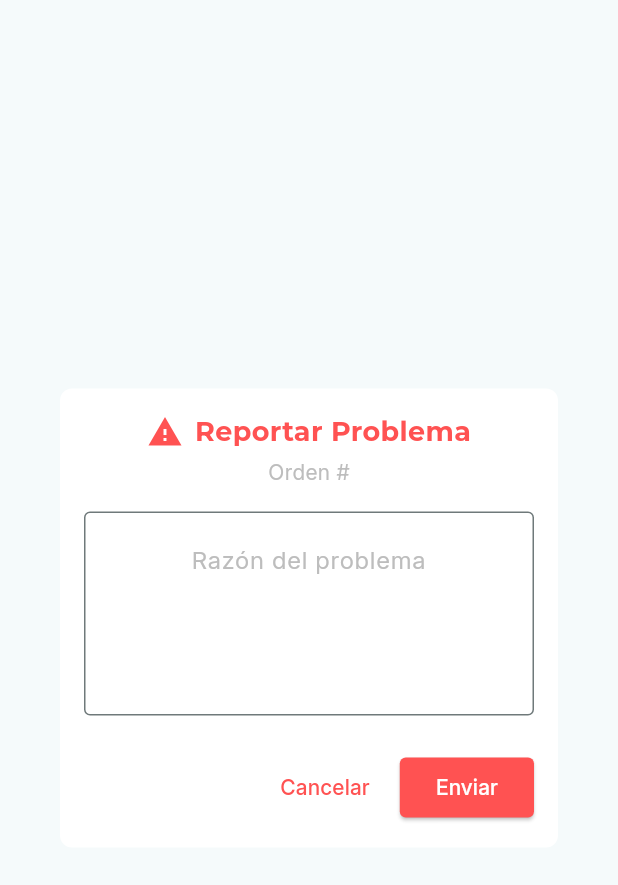
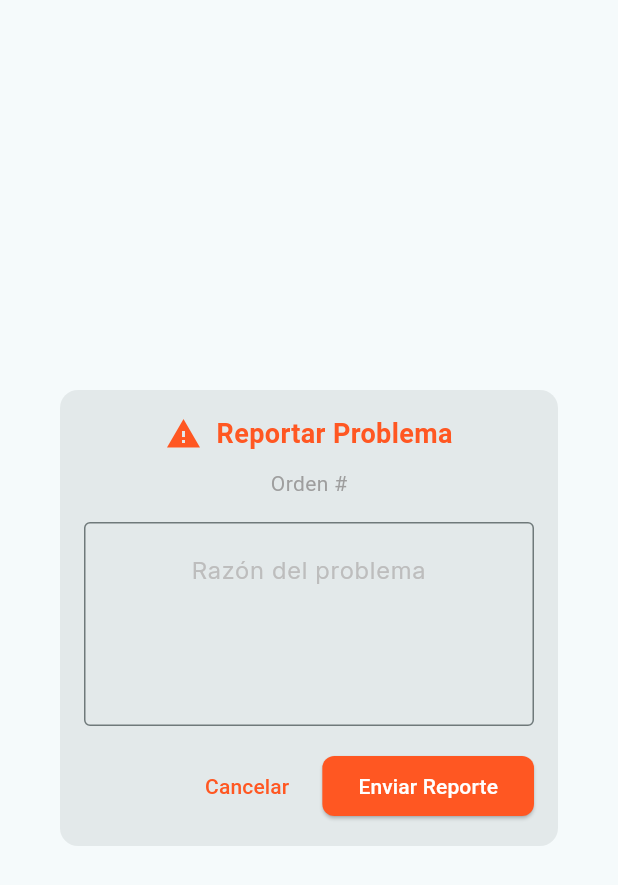
Before and after one commit to Blue-Team-UCAB/go-delivery-frontend, a Flutter app: the ReportProblemDialog widget shown alone on an empty page, opened directly with empty values, on a phone screen of 412 x 824 dp. Shown: the top 885 px of the screen. Run offline on Flutter 3.47's test engine with Material 3 defaults, Android fonts, the phone set to English and light mode, and no system bars; our stand-ins replace animate_do, bloc, cached_network_image, dio, equatable, firebase_core and 14 more; missing offline and left inert: flutter_stripe; accounts and stored records are empty; generated files the repository leaves out were written again; network calls fail; Roboto replaces fonts that are missing (Inter, Montserrat); project files that could hold a hidden picture were left out.

Commit message:
:gear: :pencil: order report bloc made

```diff
--- /dev/null
+++ b/lib/application/BLoc/order/order_report/order_report_bloc.dart
@@ -0,0 +1,37 @@
+import 'package:flutter_bloc/flutter_bloc.dart';
+
+import 'package:go_delivery_frontend/application/core/bloc/ensure_bloc.dart';
+
+import '../../../use_cases/order/report_order.dart';
+import 'order_report_event.dart';
+import 'order_report_state.dart';
+
+class OrderReportBloc extends SafeBloc<OrderReportEvent, OrderReportState> {
+  final ReportOneOrderUseCase ReportOrderUseCase;
+
+  OrderReportBloc({required this.ReportOrderUseCase})
+      : super(OrderReportInitialState()) {
+    on<ReportOrderEvent>(_onReportOrder);
+  }
+
+  Future<void> _onReportOrder(
+      ReportOrderEvent event,
+      Emitter<OrderReportState> emit,
+      ) async {
+    emit(OrderReportLoadingState());
+    try {
+      final ReportResult = await ReportOrderUseCase
+          .execute(ReportOneOrderUseCaseInput(orderId: event.orderId, desc: event.desc));
+
+      if (ReportResult.isSuccess) {
+        emit(OrderReportSuccessState(sucess: ReportResult.value!));
+      } else {
+        emit(OrderReportErrorState(
+            error: ReportResult.error?.message ?? 'Unknown error occurred'
+        ));
+      }
+    } catch (e) {
+      emit(OrderReportErrorState(error: e.toString()));
+    }
+  }
+}
--- /dev/null
+++ b/lib/application/BLoc/order/order_report/order_report_event.dart
@@ -0,0 +1,7 @@
+abstract class OrderReportEvent {}
+
+class ReportOrderEvent extends OrderReportEvent {
+  final String orderId;
+  final String desc;
+  ReportOrderEvent({required this.orderId, required this.desc});
+}
--- /dev/null
+++ b/lib/application/BLoc/order/order_report/order_report_state.dart
@@ -0,0 +1,19 @@
+abstract class OrderReportState {}
+
+class OrderReportInitialState extends OrderReportState {}
+
+class OrderReportLoadingState extends OrderReportState {}
+
+class OrderReportSuccessState extends OrderReportState {
+  final bool sucess;
+
+  OrderReportSuccessState({
+    required this.sucess,
+  });
+}
+
+class OrderReportErrorState extends OrderReportState {
+  final String error;
+
+  OrderReportErrorState({required this.error});
+}
--- /dev/null
+++ b/lib/application/use_cases/order/report_order.dart
@@ -0,0 +1,21 @@
+import '../../../common/result.dart';
+import '../../../common/use_cases.dart';
+import '../../../domain/repositories/order/order_repository.dart';
+
+class ReportOneOrderUseCaseInput extends IUseCaseInput {
+  final String orderId;
+  final String desc;
+
+  ReportOneOrderUseCaseInput({required this.orderId, required this.desc});
+}
+
+class ReportOneOrderUseCase {
+  final OrderRepository _orderRepository;
+
+  ReportOneOrderUseCase({required OrderRepository orderRepository})
+      : _orderRepository = orderRepository;
+
+  Future<Result<bool>> execute(ReportOneOrderUseCaseInput input) async {
+    return _orderRepository.reportOrder(orderId: input.orderId, desc: input.desc);
+  }
+}
--- a/lib/domain/repositories/order/order_repository.dart
+++ b/lib/domain/repositories/order/order_repository.dart
@@ -25,4 +25,9 @@ abstract class OrderRepository {
     required List<CheckoutProduct> products,
     List<CheckoutBundle>? bundles
   });
+
+  Future<Result<bool>> reportOrder({
+    required String orderId,
+    required String desc
+   });
 }
--- a/lib/injector.dart
+++ b/lib/injector.dart
@@ -2,7 +2,9 @@ import 'package:flutter_dotenv/flutter_dotenv.dart';
 import 'package:get_it/get_it.dart';
 import 'package:go_delivery_frontend/application/BLoc/blocs.dart';
 import 'package:go_delivery_frontend/application/BLoc/order/order_create/order_create_bloc.dart';
+import 'package:go_delivery_frontend/application/BLoc/order/order_report/order_report_bloc.dart';
 import 'package:go_delivery_frontend/application/use_cases/order/cancel_order.dart';
+import 'package:go_delivery_frontend/application/use_cases/order/report_order.dart';
 import 'package:go_delivery_frontend/application/use_cases/use_cases.dart';
 import 'package:go_delivery_frontend/domain/repositories/repositories.dart';
 import 'package:go_delivery_frontend/infrastructure/repositories/repositories_impl.dart';
@@ -177,11 +179,14 @@ class InjectManager {
     final checkoutUseCase = CheckoutUseCase(orderRepository: orderRepository);
     final cancelOneOrderUseCase =
         CancelOneOrderUseCase(orderRepository: orderRepository);
+    final reportOneOrderUseCase =
+        ReportOneOrderUseCase(orderRepository: orderRepository);
 
     getIt.registerSingleton<GetOneOrderUseCase>(getOneOrderUseCase);
     getIt.registerSingleton<GetManyOrdersUseCase>(getManyOrderUseCase);
     getIt.registerSingleton<CheckoutUseCase>(checkoutUseCase);
     getIt.registerSingleton<CancelOneOrderUseCase>(cancelOneOrderUseCase);
+    getIt.registerFactory(() => OrderReportBloc(ReportOrderUseCase: reportOneOrderUseCase));
     // ======================================================================= //
 
     getIt.registerSingleton(
--- a/lib/main.dart
+++ b/lib/main.dart
@@ -4,6 +4,7 @@ import 'package:flutter/material.dart';
 import 'package:flutter_bloc/flutter_bloc.dart';
 import 'package:go_delivery_frontend/application/BLoc/blocs.dart';
 import 'package:go_delivery_frontend/application/BLoc/order/order_cancel/order_cancel_bloc.dart';
+import 'package:go_delivery_frontend/application/BLoc/order/order_report/order_report_bloc.dart';
 import 'package:go_delivery_frontend/injector.dart';
 import 'package:flutter_dotenv/flutter_dotenv.dart';
 import 'package:flutter_stripe/flutter_stripe.dart';
@@ -47,6 +48,7 @@ void main() async {
         BlocProvider(create: (_) => getIt<ProductDetailBloc>()),
         BlocProvider(create: (_) => getIt<BundleListBloc>()),
         BlocProvider(create: (_) => getIt<BundleDetailBloc>()),
+        BlocProvider(create: (_) => getIt<OrderReportBloc>()),
         BlocProvider(create: (_) => getIt<ProductPopularListBloc>()),
         BlocProvider(
             create: (_) => getIt<
--- a/lib/presentation/widgets/order_detailed/past/report_problem_window.dart
+++ b/lib/presentation/widgets/order_detailed/past/report_problem_window.dart
@@ -1,10 +1,17 @@
 import 'package:flutter/material.dart';
+import 'package:flutter_bloc/flutter_bloc.dart';
 
+import 'package:go_delivery_frontend/application/BLoc/order/order_report/order_report_bloc.dart';
+import 'package:go_delivery_frontend/application/BLoc/order/order_report/order_report_event.dart';
+import 'package:go_delivery_frontend/application/BLoc/order/order_report/order_report_state.dart';
 
 class ReportProblemDialog extends StatefulWidget {
   final String orderId;
 
-  const ReportProblemDialog({Key? key, required this.orderId}) : super(key: key);
+  const ReportProblemDialog({
+    Key? key,
+    required this.orderId
+  }) : super(key: key);
 
   @override
   _ReportProblemDialogState createState() => _ReportProblemDialogState();
@@ -12,6 +19,7 @@ class ReportProblemDialog extends StatefulWidget {
 
 class _ReportProblemDialogState extends State<ReportProblemDialog> {
   final TextEditingController _reasonController = TextEditingController();
+  final _formKey = GlobalKey<FormState>();
 
   @override
   void dispose() {
@@ -19,72 +27,84 @@ class _ReportProblemDialogState extends State<ReportProblemDialog> {
     super.dispose();
   }
 
-  void _showSuccessSnackBar(BuildContext context) {
-    ScaffoldMessenger.of(context).showSnackBar(
-      SnackBar(
-        content: Text(
-          'Reporte enviado exitosamente',
-          style: TextStyle(
-            fontFamily: 'Inter',
-            color: Colors.white,
-          ),
-        ),
-        backgroundColor: Colors.green,
-        duration: Duration(seconds: 3),
-      ),
+  void _submitReport(BuildContext context) {
+    if (_formKey.currentState!.validate()) {
+      final description = _reasonController.text.trim();
+
+      // Dispatch event to BLoC
+      context.read<OrderReportBloc>().add(
+          ReportOrderEvent(
+              orderId: widget.orderId,
+              desc: description
+          )
       );
+    }
   }
 
   @override
   Widget build(BuildContext context) {
-    return Dialog(
-      shape: RoundedRectangleBorder(
-        borderRadius: BorderRadius.circular(8.0),
-      ),
-      elevation: 0,
-      backgroundColor: Colors.transparent,
-      child: contentBox(context),
+    return BlocListener<OrderReportBloc, OrderReportState>(
+      listener: (context, state) {
+        if (state is OrderReportSuccessState) {
+          ScaffoldMessenger.of(context).showSnackBar(
+              SnackBar(
+                content: Text('Problema reportado para la orden #${widget.orderId}'),
+                backgroundColor: Colors.green,
+              )
+          );
+
+          Navigator.of(context).pop();
+        } else if (state is OrderReportErrorState) {
+          ScaffoldMessenger.of(context).showSnackBar(
+              SnackBar(
+                content: Text(state.error),
+                backgroundColor: Colors.red,
+              )
           );
         }
-
-  Widget contentBox(context) {
-    return Container(
-      padding: EdgeInsets.all(16),
-      decoration: BoxDecoration(
-        shape: BoxShape.rectangle,
-        color: Colors.white,
-        borderRadius: BorderRadius.circular(8),
+      },
+      child: Dialog(
+        shape: RoundedRectangleBorder(
+          borderRadius: BorderRadius.circular(12),
         ),
+        child: SingleChildScrollView(
+          child: Padding(
+            padding: const EdgeInsets.all(16.0),
+            child: Form(
+              key: _formKey,
               child: Column(
                 mainAxisSize: MainAxisSize.min,
-        children: <Widget>[
+                children: [
+                  // Header
                   Row(
                     mainAxisAlignment: MainAxisAlignment.center,
                     children: [
-              Icon(Icons.report_problem, color: Colors.redAccent),
-              SizedBox(width: 8),
+                      Icon(Icons.report_problem, color: Colors.deepOrange[500]),
+                      SizedBox(width: 10),
                       Text(
                         'Reportar Problema',
                         style: TextStyle(
-                  fontFamily: 'Montserrat',
                           fontSize: 18,
                           fontWeight: FontWeight.bold,
-                  color: Colors.redAccent,
+                          color: Colors.deepOrange[500],
                         ),
                       ),
                     ],
                   ),
-          SizedBox(height: 4),
+                  SizedBox(height: 10),
+
+                  // Order Number
                   Text(
                     'Orden #${widget.orderId}',
                     style: TextStyle(
-              fontFamily: 'Inter',
+                      color: Colors.grey,
                       fontSize: 14,
-              color: Colors.grey[400],
                     ),
                   ),
                   SizedBox(height: 16),
-          TextField(
+
+                  // Problem Description TextField
+                  TextFormField(
                     controller: _reasonController,
                     decoration: InputDecoration(
                       hintText: 'Razón del problema',
@@ -94,11 +114,11 @@ class _ReportProblemDialogState extends State<ReportProblemDialog> {
                       ),
                       border: OutlineInputBorder(
                         borderRadius: BorderRadius.circular(4),
-                borderSide: BorderSide(color: Colors.redAccent),
+                        borderSide: BorderSide(color: Colors.deepOrange),
                       ),
                       focusedBorder: OutlineInputBorder(
                         borderRadius: BorderRadius.circular(4),
-                borderSide: BorderSide(color: Colors.redAccent, width: 2),
+                        borderSide: BorderSide(color: Colors.deepOrange, width: 2),
                       ),
                       contentPadding: EdgeInsets.symmetric(vertical: 20, horizontal: 10),
                       alignLabelWithHint: true,
@@ -106,52 +126,70 @@ class _ReportProblemDialogState extends State<ReportProblemDialog> {
                     style: TextStyle(fontFamily: 'Inter'),
                     textAlign: TextAlign.center,
                     maxLines: 4,
+                    validator: (value) {
+                      if (value == null || value.trim().isEmpty) {
+                        return 'Por favor describe el problema';
+                      }
+                      if (value.trim().length < 10) {
+                        return 'La descripción es muy corta';
+                      }
+                      return null;
+                    },
                   ),
-          SizedBox(height: 24),
-          Row(
+                  SizedBox(height: 16),
+
+                  // Action Buttons
+                  BlocBuilder<OrderReportBloc, OrderReportState>(
+                    builder: (context, state) {
+                      return Row(
                         mainAxisAlignment: MainAxisAlignment.end,
                         children: [
+                          // Cancel Button
                           TextButton(
+                            onPressed: state is! OrderReportLoadingState
+                                ? () => Navigator.of(context).pop()
+                                : null,
                             child: Text(
                               'Cancelar',
-                  style: TextStyle(
-                    fontFamily: 'Inter',
-                    color: Colors.redAccent,
+                              style: TextStyle(color: Colors.deepOrange[500]),
                             ),
                           ),
-                onPressed: () {
-                  Navigator.of(context).pop();
-                },
-              ),
-              SizedBox(width: 8),
+                          SizedBox(width: 10),
+
+                          // Submit Button
                           ElevatedButton(
-                child: Text(
-                  'Enviar',
-                  style: TextStyle(
-                    fontFamily: 'Inter',
-                    color: Colors.white,
+                            onPressed: state is! OrderReportLoadingState
+                                ? () => _submitReport(context)
+                                : null,
+                            style: ElevatedButton.styleFrom(
+                              backgroundColor: Colors.deepOrange[500],
+                              shape: RoundedRectangleBorder(
+                                borderRadius: BorderRadius.circular(8),
                               ),
                             ),
-                style: ElevatedButton.styleFrom(
-                  backgroundColor: Colors.redAccent,
-                  shape: RoundedRectangleBorder(
-                    borderRadius: BorderRadius.circular(4),
+                            child: state is OrderReportLoadingState
+                                ? SizedBox(
+                              width: 20,
+                              height: 20,
+                              child: CircularProgressIndicator(
+                                color: Colors.white,
+                                strokeWidth: 2,
+                              ),
+                            )
+                                : Text(
+                              'Enviar Reporte',
+                              style: TextStyle(color: Colors.white),
                             ),
                           ),
-                onPressed: () {
-                  // Handle the submission of the report
-                  final reason = _reasonController.text;
-                  print('Order ID: ${widget.orderId}');
-                  print('Reason: $reason');
-
-                  _showSuccessSnackBar(context);
-
-                  Navigator.of(context).pop();
+                        ],
+                      );
                     },
                   ),
                 ],
               ),
-        ],
+            ),
+          ),
+        ),
       ),
     );
   }
```
Also changed, not shown: lib/infrastructure/repositories/order/order_repository_impl.dart (+34 -0 lines). Lines whose indentation alone changed are shown as unchanged.
